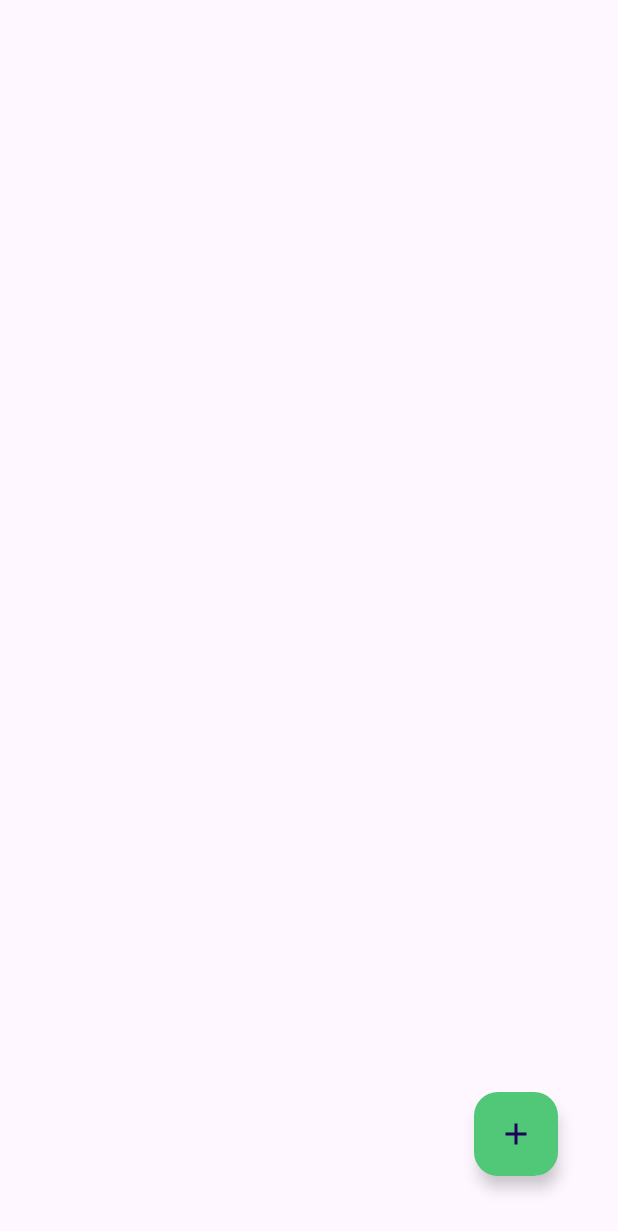
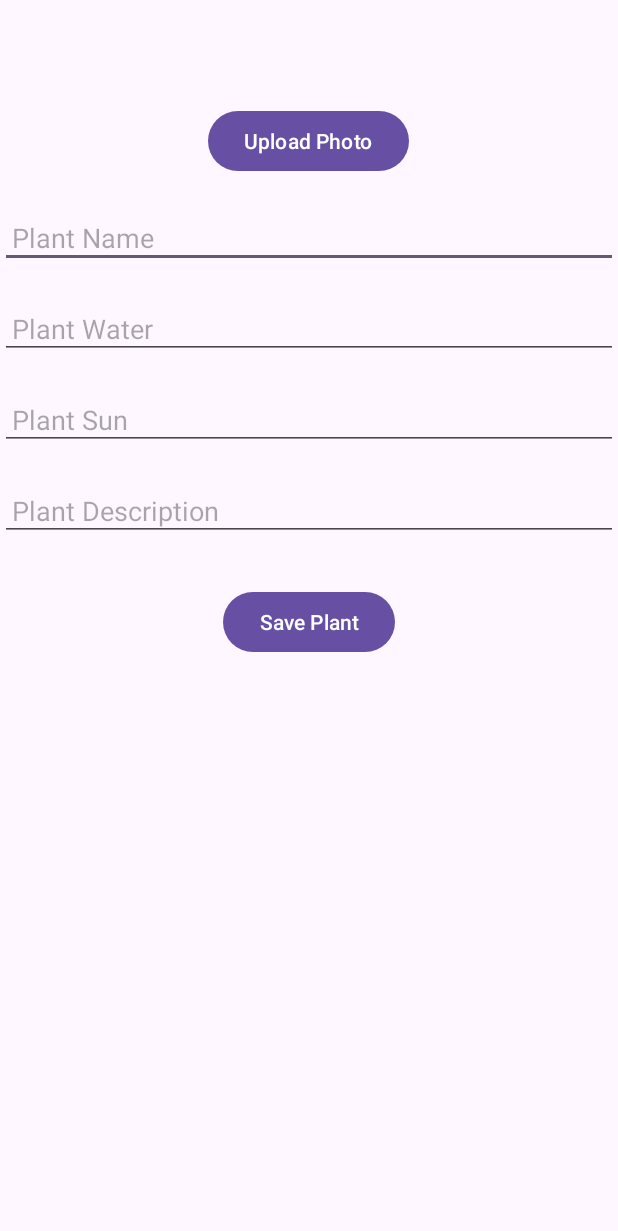
Before and after one commit to hinali-281/Plantopia, an Android app: the layout activity_activity4_home.xml on its own in the app's theme, with its tools: preview values and no code run, on a phone screen of 412 x 824 dp. Shown: the top 1231 px of the screen. Run offline under Robolectric (Android 15) with nearby library versions, the phone set to English and light mode, and no system bars.

Commit message:
Lots of changes done

```diff
--- a/app/src/main/AndroidManifest.xml
+++ b/app/src/main/AndroidManifest.xml
@@ -15,9 +15,6 @@
         android:supportsRtl="true"
         android:theme="@style/Theme.Palntopia"
         tools:targetApi="31">
-        <activity
-            android:name=".Upload_Activity"
-            android:exported="false" />
         <activity
             android:name=".Activity4_home"
             android:exported="false" />
--- a/app/src/main/java/com/example/palntopia/MainActivity3_login.java
+++ b/app/src/main/java/com/example/palntopia/MainActivity3_login.java
@@ -54,7 +54,7 @@ public class MainActivity3_login extends AppCompatActivity {
 
                                 if (getPassword.equals(password)) {
                                     Toast.makeText(MainActivity3_login.this, "successfully Logged in", Toast.LENGTH_SHORT).show();
-                                    Intent intent = new Intent(MainActivity3_login.this, Activity4_home.class);
+                                    Intent intent = new Intent(MainActivity3_login.this, activity4_home.class);
                                     startActivity(intent);
                                     finish();
                                 }
--- a/app/src/main/res/layout/activity_activity4_home.xml
+++ b/app/src/main/res/layout/activity_activity4_home.xml
@@ -1,24 +1,65 @@
 <?xml version="1.0" encoding="utf-8"?>
+<!-- activity_home.xml -->
 <RelativeLayout xmlns:android="http://schemas.android.com/apk/res/android"
+    android:layout_width="match_parent"
+    android:layout_height="match_parent">
 
-    xmlns:tools="http://schemas.android.com/tools"
-    android:layout_width="match_parent"
-    android:layout_height="match_parent"
-    tools:context=".Activity4_home">
-
-    <com.google.android.material.floatingactionbutton.FloatingActionButton
-        android:id="@+id/fab"
+    <!-- Image Upload Button -->
+    <Button
+        android:id="@+id/btnUploadPhoto"
         android:layout_width="wrap_content"
         android:layout_height="wrap_content"
-        android:layout_alignParentRight="true"
-        android:layout_alignParentBottom="true"
-        android:layout_marginStart="40dp"
-        android:layout_marginTop="40dp"
-        android:layout_marginEnd="40dp"
-        android:layout_marginBottom="40dp"
-        android:backgroundTint="@color/green"
-        android:contentDescription="@string/google_app_id"
-        android:src="@drawable/baseline_add_24"
-        android:tint="@color/white" />
+        android:text="Upload Photo"
+        android:layout_centerHorizontal="true"
+        android:layout_marginTop="70dp"/>
 
+    <!-- Plant Name -->
+    <EditText
+        android:id="@+id/etPlantName"
+        android:layout_width="match_parent"
+        android:layout_height="wrap_content"
+        android:hint="Plant Name"
+        android:layout_below="@id/btnUploadPhoto"
+        android:layout_marginTop="20dp"
+        android:padding="8dp"/>
+
+    <!-- Plant Water -->
+    <EditText
+        android:id="@+id/etPlantWater"
+        android:layout_width="match_parent"
+        android:layout_height="wrap_content"
+        android:hint="Plant Water"
+        android:layout_below="@id/etPlantName"
+        android:layout_marginTop="20dp"
+        android:padding="8dp"/>
+
+    <!-- Plant Sun -->
+    <EditText
+        android:id="@+id/etPlantSun"
+        android:layout_width="match_parent"
+        android:layout_height="wrap_content"
+        android:hint="Plant Sun"
+        android:layout_below="@id/etPlantWater"
+        android:layout_marginTop="20dp"
+        android:padding="8dp"/>
+
+    <!-- Plant Description -->
+    <EditText
+        android:id="@+id/etPlantDescription"
+        android:layout_width="match_parent"
+        android:layout_height="wrap_content"
+        android:hint="Plant Description"
+        android:layout_below="@id/etPlantSun"
+        android:layout_marginTop="20dp"
+        android:padding="8dp"/>
+
+    <!-- Save Button -->
+    <Button
+        android:id="@+id/btnSavePlant"
+        android:layout_width="wrap_content"
+        android:layout_height="wrap_content"
+        android:text="Save Plant"
+        android:layout_below="@id/etPlantDescription"
+        android:layout_marginTop="30dp"
+        android:layout_centerHorizontal="true"/>
 </RelativeLayout>
```
Also changed, not shown: app/src/main/java/com/example/palntopia/Activity4_home.java (+118 -11 lines), app/src/main/java/com/example/palntopia/DataClass.java (deleted, +0 -38 lines), app/src/main/java/com/example/palntopia/Upload_Activity.java (deleted, +0 -156 lines), app/src/main/res/layout/activity_upload.xml (deleted, +0 -105 lines), app/src/main/res/drawable/upimvg.jpg (renamed from app/src/main/res/drawable/upimg.jpg).
